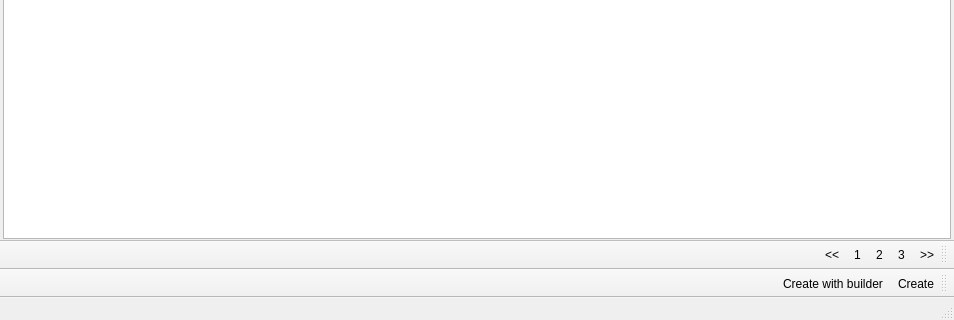
First picture: the form in Builder/Builder/mwindow.ui, repository Rork96/QtProjects, before the edit; both pictures show x 0 to 954 and y 338 to 658 of the 954 by 658 pixel window.
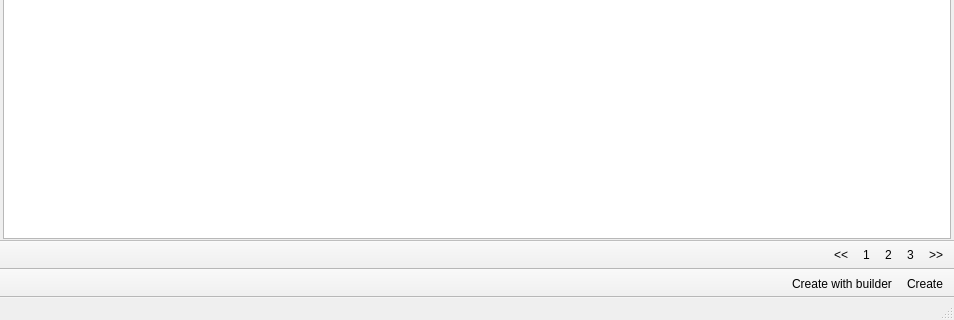
Second picture: the form after the edit.

Patch:
```diff
--- a/Builder/Builder/mwindow.ui
+++ b/Builder/Builder/mwindow.ui
@@ -82,13 +82,13 @@
     <enum>Qt::RightToLeft</enum>
    </property>
    <property name="movable">
-    <bool>true</bool>
+    <bool>false</bool>
    </property>
    <attribute name="toolBarArea">
     <enum>BottomToolBarArea</enum>
    </attribute>
    <attribute name="toolBarBreak">
-    <bool>true</bool>
+    <bool>false</bool>
    </attribute>
    <addaction name="actionCreate"/>
    <addaction name="actionCreate_with_builder"/>
@@ -101,6 +101,9 @@
     <enum>Qt::RightToLeft</enum>
    </property>
    <property name="movable">
+    <bool>false</bool>
+   </property>
+   <property name="floatable">
     <bool>true</bool>
    </property>
    <attribute name="toolBarArea">
```
